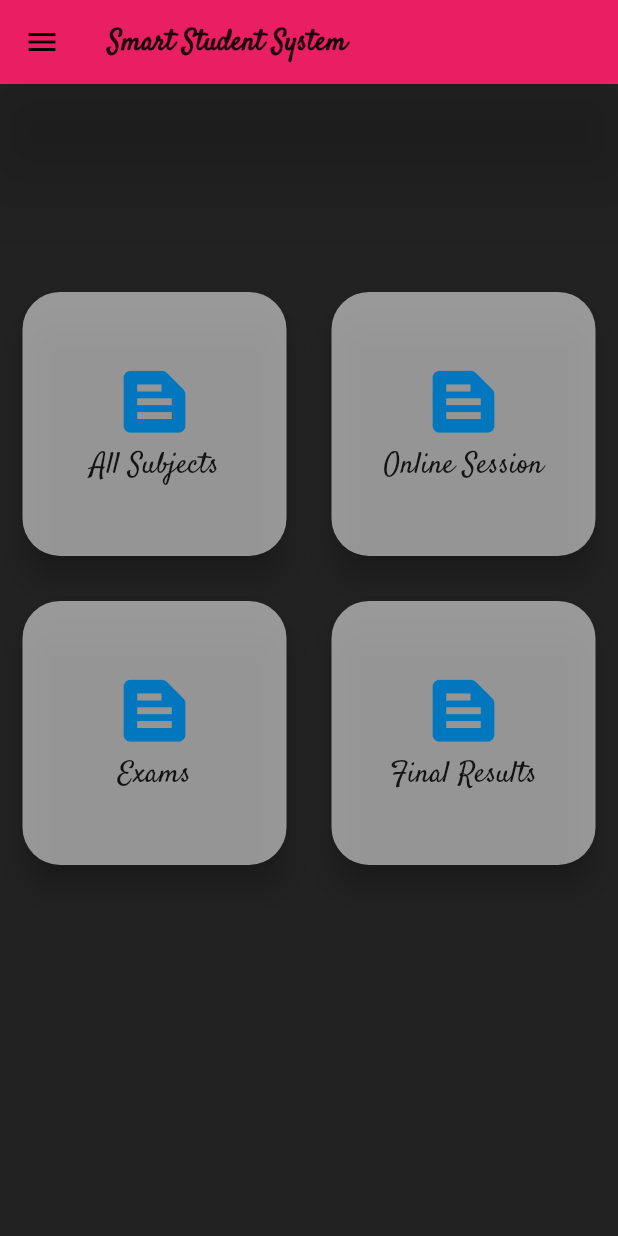
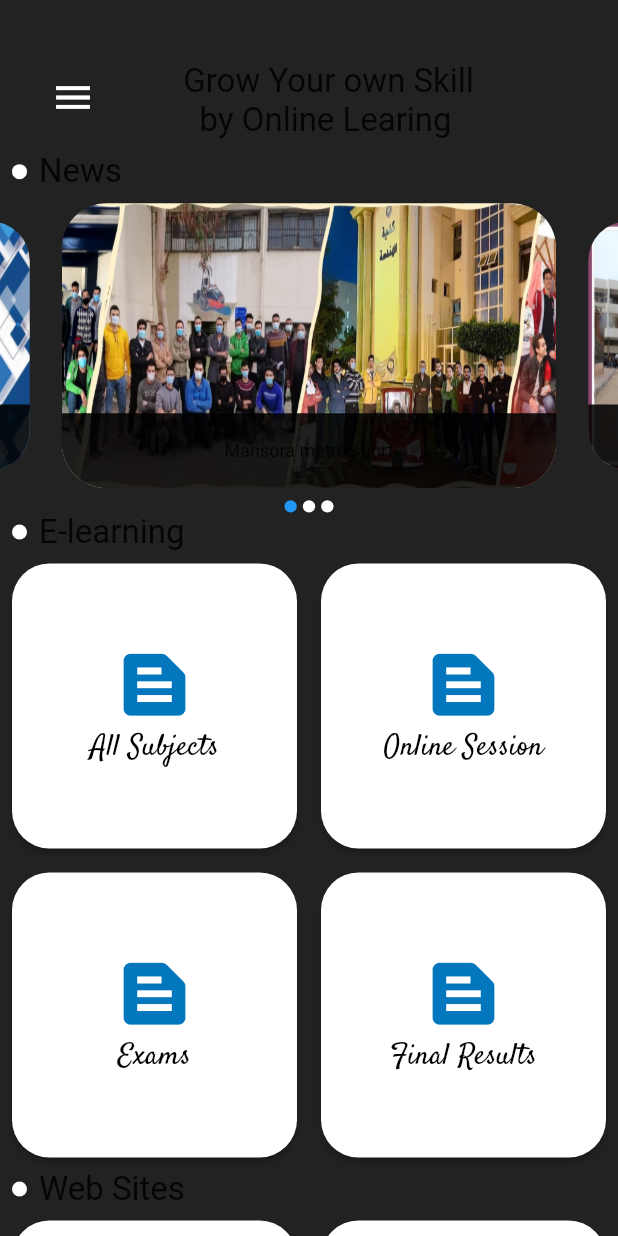
Before and after one commit to ahmedHabiTa/Projects, a Flutter app: the MyHome screen opened by its route, on a phone screen of 412 x 824 dp. Run offline on Flutter 3.47's test engine with Material 2 defaults, Android fonts, the phone set to English and light mode, and no system bars; drawn by our look-alikes of carousel_slider; our stand-ins replace animated_splash_screen, flutter_colorpicker, flutter_spinkit, shared_preferences, simple_animations, webview_flutter; accounts and stored records are empty.

Commit message:
home page edit

```diff
--- a/lib/screens/home/home_page.dart
+++ b/lib/screens/home/home_page.dart
@@ -2,31 +2,74 @@ import 'package:flutter/cupertino.dart';
 import 'package:flutter/material.dart';
 import 'package:flutter/rendering.dart';
 import 'package:provider/provider.dart';
+import 'package:triple_s_project/widgets/auto_slider.dart';
+import 'package:triple_s_project/widgets/head_widget.dart';
 import '../../providers/auth.dart';
+import '../webview_page.dart';
 import 'results.dart';
 import '../subject_profile/subjects_screen.dart';
 import '../../widgets/main_drawer.dart';
 
 class MyHome extends StatelessWidget {
+  GlobalKey<ScaffoldState> scaffoldKey = GlobalKey<ScaffoldState>();
   static const routeName = 'My_home';
   @override
   Widget build(BuildContext context) {
+    return Scaffold(
+        key: scaffoldKey,
+        drawer: MainDrawer(),
+        body: Column(children: [
+          HeadWidget(
+              scaffoldKey: scaffoldKey,
+              text: "Grow Your own Skill \n  by Online Learing"),
+          Expanded(
+              child: SingleChildScrollView(
+                  child: Column(children: [
+            HeadLine("News"),
+            CarouselWithIndicator(),
+            HeadLine("E-learning"),
+            ElearingGrid(),
+            HeadLine("Web Sites"),
+            WebSitesGrid()
+          ])))
+        ]));
+  }
+}
+
+class HeadLine extends StatelessWidget {
+  final String text;
+
+  const HeadLine(this.text);
+  @override
+  Widget build(BuildContext context) {
+    return Padding(
+      padding: EdgeInsets.symmetric(horizontal: 8),
+      child: Row(
+        children: [
+          Container(
+              height: 10,
+              width: 10,
+              decoration: BoxDecoration(
+                  color: Colors.white, borderRadius: BorderRadius.circular(5))),
+          Padding(
+              padding: EdgeInsets.symmetric(horizontal: 8),
+              child: Text(text, style: TextStyle(fontSize: 22)))
+        ],
+      ),
+    );
+  }
+}
+
+class ElearingGrid extends StatelessWidget {
+  @override
+  Widget build(BuildContext context) {
+    var deviceSize = MediaQuery.of(context).size;
     final user = Provider.of<Auth>(context).user;
-    var deviceHeight = MediaQuery.of(context).size.height;
-    return Scaffold(
-      appBar: new AppBar(
-        title: Text(
-          'Smart Student System',
-          style: Theme.of(context).textTheme.headline6,
-          textAlign: TextAlign.center,
-        ),
-        elevation: 30,
-        iconTheme: IconThemeData.fallback(),
-        bottomOpacity: 10.0,
-      ),
-      drawer: MainDrawer(),
-      body: GridView.count(
-        padding: EdgeInsets.symmetric(vertical: deviceHeight * 0.15),
+
+    return Container(
+        height: deviceSize.height * .5,
+        child: GridView.count(
+          physics: NeverScrollableScrollPhysics(),
           crossAxisCount: 2,
           children: <Widget>[
             _buildHomeCard(
@@ -59,17 +102,16 @@ class MyHome extends StatelessWidget {
               },
             )
           ],
-      ),
-    );
+        ));
   }
 
   Widget _buildHomeCard(String title, Function function) {
     return Card(
         shape:
             RoundedRectangleBorder(borderRadius: BorderRadius.circular(25.0)),
-        elevation: 9.0,
-        color: Colors.white54,
-        margin: EdgeInsets.all(15.0),
+        elevation: 2.0,
+        color: Colors.white,
+        margin: EdgeInsets.all(8.0),
         child: InkWell(
             onTap: function,
             splashColor: Colors.blue[50],
@@ -83,8 +125,73 @@ class MyHome extends StatelessWidget {
                     size: 55,
                   ),
                   Text(title,
-                      style:
-                          new TextStyle(fontSize: 20.0, fontFamily: 'Satisfy')),
+                      style: TextStyle(
+                          fontSize: 20.0,
+                          fontFamily: 'Satisfy',
+                          color: Colors.black)),
                 ])));
   }
 }
+
+class WebSitesGrid extends StatelessWidget {
+  @override
+  Widget build(BuildContext context) {
+    var deviceSize = MediaQuery.of(context).size;
+    final user = Provider.of<Auth>(context).user;
+
+    return Container(
+        height: deviceSize.height * .3,
+        child: GridView.count(
+          physics: NeverScrollableScrollPhysics(),
+          crossAxisCount: 2,
+          children: <Widget>[
+            _buildHomeCard(
+              'Alfarabi',
+              () {
+                Navigator.of(context).push(MaterialPageRoute(
+                    builder: (ctx) => WebViewPage(
+                          url: "https://alfarabi.mans.edu.eg/login",
+                        )));
+              },
+            ),
+            _buildHomeCard(
+              'MULMS',
+              () {
+                Navigator.of(context).push(MaterialPageRoute(
+                    builder: (ctx) => WebViewPage(
+                          url:
+                              "https://vc1.mans.edu.eg/moodle02/login/index.php",
+                        )));
+              },
+            ),
+          ],
+        ));
+  }
+
+  Widget _buildHomeCard(String title, Function function) {
+    return Card(
+        shape:
+            RoundedRectangleBorder(borderRadius: BorderRadius.circular(25.0)),
+        elevation: 2.0,
+        color: Colors.white,
+        margin: EdgeInsets.all(8.0),
+        child: InkWell(
+            onTap: function,
+            splashColor: Colors.blue[50],
+            child: Column(
+                crossAxisAlignment: CrossAxisAlignment.center,
+                mainAxisAlignment: MainAxisAlignment.center,
+                children: <Widget>[
+                  Icon(
+                    Icons.text_snippet,
+                    color: Colors.lightBlue[800],
+                    size: 55,
+                  ),
+                  Text(title,
+                      style: TextStyle(
+                          fontSize: 20.0,
+                          fontFamily: 'Satisfy',
+                          color: Colors.black)),
+                ])));
+  }
+}
--- /dev/null
+++ b/lib/screens/webview_page.dart
@@ -0,0 +1,60 @@
+import 'dart:async';
+
+import 'package:flutter/material.dart';
+import 'package:webview_flutter/webview_flutter.dart';
+
+class WebViewPage extends StatefulWidget {
+  final url;
+
+  const WebViewPage({Key key, this.url}) : super(key: key);
+
+  @override
+  _WebViewPageState createState() => _WebViewPageState();
+}
+
+class _WebViewPageState extends State<WebViewPage> {
+  final Completer<WebViewController> _controller =
+      Completer<WebViewController>();
+
+  @override
+  Widget build(BuildContext context) {
+    return Scaffold(
+      appBar: AppBar(),
+      body: WebView(
+        onWebViewCreated: (WebViewController webViewController) {
+          _controller.complete(webViewController);
+        },
+        javascriptChannels: <JavascriptChannel>[
+          _toasterJavascriptChannel(context),
+        ].toSet(),
+        // Ignore SSL certificate errors
+        // debuggingEnabled: true,
+        navigationDelegate: (NavigationRequest request) async {
+          print('allowing navigation to $request');
+          return NavigationDecision.navigate;
+        },
+        // Ignore SSL certificate errors
+        onPageStarted: (String url) {
+          print('Page started loading: ' + url + '}');
+        },
+        onPageFinished: (String url) {
+          print('Page finished loading: ' + url + '}');
+        },
+        gestureNavigationEnabled: true,
+        javascriptMode: JavascriptMode.unrestricted,
+        initialUrl: widget.url,
+      ),
+    );
+  }
+
+  JavascriptChannel _toasterJavascriptChannel(BuildContext context) {
+    return JavascriptChannel(
+        name: 'Toaster',
+        onMessageReceived: (JavascriptMessage message) {
+          // ignore: deprecated_member_use
+          Scaffold.of(context).showSnackBar(
+            SnackBar(content: Text(message.message)),
+          );
+        });
+  }
+}
--- /dev/null
+++ b/lib/widgets/auto_slider.dart
@@ -0,0 +1,109 @@
+import 'package:carousel_slider/carousel_options.dart';
+import 'package:carousel_slider/carousel_slider.dart';
+import 'package:flutter/material.dart';
+import 'package:url_launcher/url_launcher.dart';
+
+class CarouselWithIndicator extends StatefulWidget {
+  @override
+  State<StatefulWidget> createState() {
+    return _CarouselWithIndicatorState();
+  }
+}
+
+class _CarouselWithIndicatorState extends State<CarouselWithIndicator> {
+  int _current = 0;
+
+  @override
+  Widget build(BuildContext context) {
+    final Size size = MediaQuery.of(context).size;
+    List<Widget> widgets = [
+      SliderItem('images/slide1.jpg', 'Mansora metro sport'),
+      SliderItem('images/slide2.jpg', 'Safe exit training'),
+      SliderItem('images/slide3.jpg', 'Excellent Award'),
+    ];
+    return Column(children: [
+      Container(
+        padding: EdgeInsets.symmetric(vertical: 8),
+        height: size.height * .25,
+        width: size.width,
+        child: CarouselSlider(
+          items: widgets,
+          options: CarouselOptions(
+              autoPlay: true,
+              enlargeCenterPage: true,
+              // aspectRatio: 3.0,
+              height: size.height * 20,
+              onPageChanged: (index, reason) {
+                setState(() {
+                  _current = index;
+                });
+              }),
+        ),
+      ),
+      Row(
+          mainAxisAlignment: MainAxisAlignment.center,
+          children: widgets
+              .map(
+                (e) => Container(
+                  width: size.width * .02,
+                  height: size.width * .02,
+                  margin: EdgeInsets.symmetric(horizontal: 2.0),
+                  decoration: BoxDecoration(
+                      // shape: BoxShape.circle,
+                      borderRadius: BorderRadius.circular(8),
+                      color: _current == widgets.indexOf(e)
+                          ? Colors.blue
+                          : Colors.white),
+                ),
+              )
+              .toList()),
+    ]);
+  }
+}
+
+class SliderItem extends StatelessWidget {
+  final String image, text;
+  SliderItem(this.image, this.text);
+  _launchURL(String url) async {
+    print(url);
+    if (await canLaunch(url)) {
+      await launch(url, forceSafariVC: false);
+    } else {
+      throw 'Could not launch $url';
+    }
+  }
+
+  @override
+  Widget build(BuildContext context) {
+    return GestureDetector(
+        onTap: () async {
+          await _launchURL(
+              "https://engfac.mans.edu.eg/index.php/2020-08-06-10-40-47/3837-safe-evacuation-test");
+        },
+        child: Stack(children: [
+          Positioned.fill(
+              child: ClipRRect(
+                  borderRadius: BorderRadius.circular(30),
+                  child: Image.asset(
+                    image,
+                    fit: BoxFit.fill,
+                  ))),
+          Positioned.fill(
+              child: Align(
+                  alignment: Alignment.bottomCenter,
+                  child: Container(
+                    alignment: Alignment.center,
+                    child: Text(text, style: TextStyle(fontSize: 12)),
+                    decoration: BoxDecoration(
+                      borderRadius: BorderRadius.only(
+                        bottomLeft: Radius.circular(30),
+                        bottomRight: Radius.circular(30),
+                      ),
+                      color: Colors.black87,
+                    ),
+                    width: double.infinity,
+                    height: 50,
+                  ))),
+        ]));
+  }
+}
--- /dev/null
+++ b/lib/widgets/head_widget.dart
@@ -0,0 +1,32 @@
+import 'package:flutter/material.dart';
+
+class HeadWidget extends StatelessWidget {
+  final GlobalKey<ScaffoldState> scaffoldKey;
+  final String text;
+  const HeadWidget({Key key, this.scaffoldKey, this.text}) : super(key: key);
+  @override
+  Widget build(BuildContext context) {
+    final Size size = MediaQuery.of(context).size;
+    return Column(children: [
+      SizedBox(
+        height: size.height * .05,
+      ),
+      Row(
+          crossAxisAlignment: CrossAxisAlignment.start,
+          mainAxisAlignment: MainAxisAlignment.spaceAround,
+          children: [
+            IconButton(
+              icon: Icon(Icons.menu, color: Colors.white, size: 30),
+              onPressed: () => scaffoldKey.currentState.openDrawer(),
+            ),
+            Text(text, style: TextStyle(fontSize: 22)),
+            SizedBox(
+              width: size.height * .02,
+            ),
+          ]),
+      SizedBox(
+        height: size.height * .01,
+      ),
+    ]);
+  }
+}
--- a/lib/widgets/main_splash_scrseen.dart
+++ b/lib/widgets/main_splash_scrseen.dart
@@ -9,7 +9,7 @@ class MainSplashScreen extends StatelessWidget {
       title: 'Smart Student System',
       debugShowCheckedModeBanner: false,
       home: AnimatedSplashScreen(
-        splash: Image.asset('images/hend2.jpg'),
+        splash: Image.asset('images/hend3.jpg'),
         nextScreen: LoginScreen(),
         splashIconSize: 250,
         backgroundColor: Colors.white,
--- a/pubspec.yaml
+++ b/pubspec.yaml
@@ -24,6 +24,7 @@ dependencies:
   flutter:
     sdk: flutter
   animated_splash_screen: null
+  carousel_slider: null
   cupertino_icons: null
   flutter_colorpicker: null
   flutter_spinkit: ^4.1.2+1
@@ -32,6 +33,8 @@ dependencies:
   provider: null
   shared_preferences: 0.5.12+4
   simple_animations: ^1.3.3
+  url_launcher: null
+  webview_flutter:
 
 dev_dependencies:
   flutter_test:
```
Also changed, not shown: images/slide1.jpg (added), images/slide2.jpg (added), images/slide3.jpg (added), pubspec.lock. Lines whose indentation alone changed are shown as unchanged.
